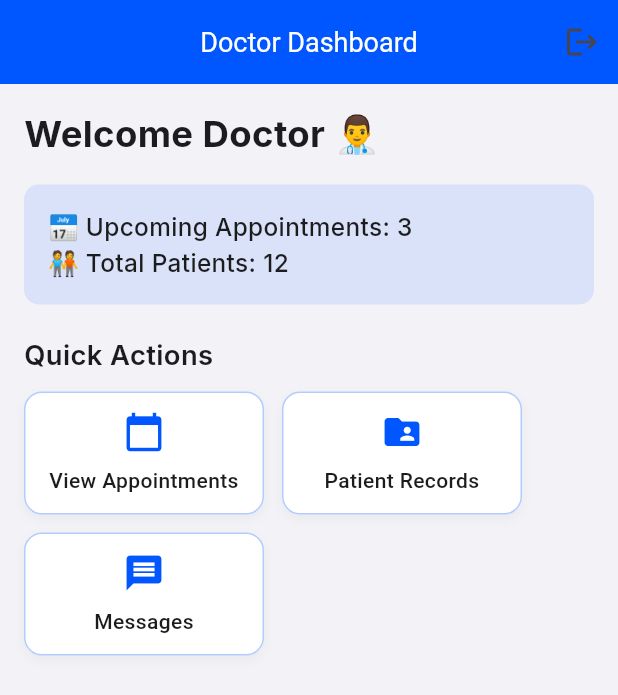
After one commit to EhtshamNizamani/health-connect, a Flutter app: the DoctorDashboardScreen screen opened directly, after a tap on the "logout" icon, on a phone screen of 412 x 824 dp. The commit adds this screen. Shown: the top 695 px of the screen. Run offline on Flutter 3.47's test engine with Material 3 defaults, Android fonts, the light colour scheme and no system bars; our stand-ins replace cloud_firestore, dartz, firebase_auth, firebase_core, flutter_bloc, flutter_dotenv and 3 more; accounts and stored records are empty.

Commit message:
completed role based login flow

```diff
--- a/lib/core/di/service_locator.dart
+++ b/lib/core/di/service_locator.dart
@@ -1,3 +1,4 @@
+import 'package:cloud_firestore/cloud_firestore.dart';
 import 'package:get_it/get_it.dart';
 import 'package:firebase_auth/firebase_auth.dart';
 import 'package:health_connect/core/themes/theme_manager.dart';
@@ -15,9 +16,9 @@ final sl = GetIt.instance;
 Future<void> setupLocator() async {
   // Firebase
   sl.registerLazySingleton<FirebaseAuth>(() => FirebaseAuth.instance);
-
+  sl.registerLazySingleton<FirebaseFirestore>(() => FirebaseFirestore.instance);
   // Repository
-  sl.registerLazySingleton<AuthRepository>(() => AuthRepositoryImpl(sl()));
+  sl.registerLazySingleton<AuthRepository>(() => AuthRepositoryImpl(sl(),sl()));
 
   // UseCase
   sl.registerLazySingleton<LoginUsecase>(() => LoginUsecase(sl()));
--- a/lib/features/auth/domain/entities/user_entity.dart
+++ b/lib/features/auth/domain/entities/user_entity.dart
@@ -2,15 +2,18 @@ class UserEntity {
   final String id;
   final String name;
   final String email;
+  final String role; // 'doctor' or 'patient'
 
   UserEntity({
     required this.id,
     required this.name,
     required this.email,
+    required this.role,
   });
+
 
   @override
   String toString() {
-    return 'UserEntity(id: $id, name: $name, email: $email)';
+    return 'UserEntity(id: $id, name: $name, email: $email, role: $role)';
   }
 }
--- a/lib/features/auth/domain/repositories/auth_repository.dart
+++ b/lib/features/auth/domain/repositories/auth_repository.dart
@@ -12,11 +12,12 @@ abstract class AuthRepository{
     required String name,
     required String email,
     required String password,
+    required String selectedRole, // 'doctor' or 'patient'
   });
 
   Future<void> logout();
 
-  UserEntity? getCurrentUser();
+  Future<UserEntity?> getCurrentUser();
 
   Future<void> updateUser(UserEntity user);
 }
--- a/lib/features/auth/domain/usecases/get_current_user_usecase.dart
+++ b/lib/features/auth/domain/usecases/get_current_user_usecase.dart
@@ -6,7 +6,7 @@ class GetCurrentUserUseCase {
 
   GetCurrentUserUseCase(this._authRepository);
 
-   UserEntity? getCurrentUser() {
+   Future<UserEntity?> getCurrentUser() {
     return _authRepository.getCurrentUser();
   }
 }
--- a/lib/features/auth/domain/usecases/login_usecase.dart
+++ b/lib/features/auth/domain/usecases/login_usecase.dart
@@ -8,8 +8,8 @@ class LoginUsecase {
 
   LoginUsecase(this._authRepository);
 
-Future<Either<AuthFailure, UserEntity>> call({required String email, required String password}) {
-    return _authRepository.login(email: email, password: password);
+Future<Either<AuthFailure, UserEntity>> call({required String email, required String password, }) {
+    return _authRepository.login(email: email, password: password,);
   }
 
 
--- a/lib/features/auth/domain/usecases/register_usecase.dart
+++ b/lib/features/auth/domain/usecases/register_usecase.dart
@@ -12,11 +12,13 @@ class RegisterUsecase {
     required String name,
     required String email,
     required String password,
+    required String selectedRole,
   }) {
     return _authRepository.register(
       name: name,
       email: email,
       password: password,
+      selectedRole: selectedRole
     );
   }
 }
--- a/lib/features/auth/presentation/auth/blocs/auth_event.dart
+++ b/lib/features/auth/presentation/auth/blocs/auth_event.dart
@@ -6,18 +6,19 @@ class LoginRequested extends AuthEvent {
   final String email;
   final String password;
 
-  LoginRequested({required this.email, required this.password});
+  LoginRequested({required this.email, required this.password, });
 }
 
 class RegisterRequested extends AuthEvent {
   final String name;
   final String email;
   final String password;
-
+  final String selectedRole;
   RegisterRequested({
     required this.name,
     required this.email,
     required this.password,
+    required this.selectedRole, // 'doctor' or 'patient'
   });
 }
 
--- a/lib/features/auth/presentation/auth/screens/login_screen..dart
+++ b/lib/features/auth/presentation/auth/screens/login_screen..dart
@@ -8,6 +8,7 @@ import 'package:health_connect/core/shared/widgets/custom_textbutton.dart';
 import 'package:health_connect/core/shared/widgets/custom_textfield.dart';
 import 'package:health_connect/core/utils/form_validator.dart';
 import 'package:health_connect/features/auth/presentation/auth/screens/register_screen.dart';
+import 'package:health_connect/features/auth/presentation/doctor_dashboard/doctor_dashboard_screen.dart';
 import 'package:health_connect/features/dashboard/screens/dashboard_screen.dart';
 import '../blocs/auth_bloc.dart';
 import '../blocs/auth_event.dart';
@@ -34,17 +35,33 @@ class _LoginScreenState extends State<LoginScreen> {
           padding: EdgeInsets.symmetric(horizontal: 24.w),
           child: BlocConsumer<AuthBloc, AuthState>(
            listener: (context, state) {
-              if (state is Authenticated) {
-                 Navigator.pushAndRemoveUntil(context, MaterialPageRoute(builder: (context) => const DashboardScreen()), (route) => false);
+  print("login state: $state");
+  if (state is AuthFailure) {
     ScaffoldMessenger.of(context).showSnackBar(
-                  SnackBar(content: Text('Welcome UID: ${state.user.id}')),
+      SnackBar(content: Text(state.message)),
     );
-              } else if (state is AuthFailure) {
-                ScaffoldMessenger.of(
+  } else if (state is Authenticated) {
+    final role = state.user.role;
+    if (role == 'doctor') {
+      Navigator.pushAndRemoveUntil(
         context,
-                ).showSnackBar(SnackBar(content: Text(state.message)));
+        MaterialPageRoute(builder: (_) => const DoctorDashboardScreen()),
+        (route) => false,
+      );
+    } else if (role == 'patient') {
+      Navigator.pushAndRemoveUntil(
+        context,
+        MaterialPageRoute(builder: (_) => const DashboardScreen()),
+        (route) => false,
+      );
+    } else {
+      ScaffoldMessenger.of(context).showSnackBar(
+        const SnackBar(content: Text("Unknown role!")),
+      );
+    }
   }
 },
+
             builder: (context, state) {
               return Column(
                 crossAxisAlignment: CrossAxisAlignment.start,
--- /dev/null
+++ b/lib/features/auth/presentation/doctor_dashboard/doctor_dashboard_screen.dart
@@ -0,0 +1,123 @@
+import 'package:flutter/material.dart';
+import 'package:flutter_bloc/flutter_bloc.dart';
+import 'package:health_connect/core/constants/app_color.dart';
+import 'package:health_connect/core/shared/widgets/custom_text_widget.dart';
+import 'package:health_connect/features/auth/presentation/auth/blocs/auth_bloc.dart';
+import 'package:health_connect/features/auth/presentation/auth/blocs/auth_event.dart';
+
+class DoctorDashboardScreen extends StatelessWidget {
+  const DoctorDashboardScreen({super.key});
+
+  @override
+  Widget build(BuildContext context) {
+    return Scaffold(
+      backgroundColor: AppColors.background,
+      appBar: AppBar(
+        backgroundColor: AppColors.primary,
+        title: const Text(
+          'Doctor Dashboard',
+          style: TextStyle(color: Colors.white),
+        ),
+        centerTitle: true,
+        automaticallyImplyLeading: false,
+        actions: [
+          IconButton(
+            icon: const Icon(Icons.logout),
+            onPressed: () {
+             context.read<AuthBloc>().add(LogoutRequested());
+
+            },
+          ),
+        ],
+      ),
+      body: Padding(
+        padding: const EdgeInsets.all(16.0),
+        child: Column(
+          crossAxisAlignment: CrossAxisAlignment.start,
+          children: [
+            const CustomTextWidget(
+              text: "Welcome Doctor 👨‍⚕️",
+              fontSize: 24,
+              fontWeight: FontWeight.bold,
+            ),
+            const SizedBox(height: 16),
+            Container(
+              width: double.infinity,
+              padding: const EdgeInsets.all(16),
+              decoration: BoxDecoration(
+                color: AppColors.primary.withOpacity(0.1),
+                borderRadius: BorderRadius.circular(10),
+              ),
+              child: const CustomTextWidget(
+                text: "📅 Upcoming Appointments: 3\n🧑‍🤝‍🧑 Total Patients: 12",
+                fontSize: 16,
+              ),
+            ),
+            const SizedBox(height: 20),
+            const CustomTextWidget(
+              text: "Quick Actions",
+              fontSize: 18,
+              fontWeight: FontWeight.w600,
+            ),
+            const SizedBox(height: 12),
+            Wrap(
+              spacing: 12,
+              runSpacing: 12,
+              children: [
+                ActionCard(title: "View Appointments", icon: Icons.calendar_today),
+                ActionCard(title: "Patient Records", icon: Icons.folder_shared),
+                ActionCard(title: "Messages", icon: Icons.message),
+              ],
+            ),
+          ],
+        ),
+      ),
+    );
+  }
+
+
+}
+
+class ActionCard extends StatelessWidget {
+  const ActionCard({
+    super.key,
+   required this.title,
+   required this.icon
+  });
+final String title;
+final IconData icon;
+  @override
+  Widget build(BuildContext context) {
+    return Container(
+      width: 160,
+      padding: const EdgeInsets.all(12),
+      decoration: BoxDecoration(
+        color: Colors.white,
+        border: Border.all(color: AppColors.primary.withOpacity(0.3)),
+        borderRadius: BorderRadius.circular(12),
+        boxShadow: [
+          BoxShadow(
+            color: AppColors.grey.withOpacity(0.1),
+            blurRadius: 6,
+            offset: const Offset(0, 3),
+          )
+        ],
+      ),
+      child: Column(
+        mainAxisSize: MainAxisSize.min,
+        children: [
+          Icon(icon, size: 28, color: AppColors.primary),
+          const SizedBox(height: 8),
+          Text(
+            title,
+            textAlign: TextAlign.center,
+            style: const TextStyle(
+              fontSize: 14,
+              fontWeight: FontWeight.w500,
+            ),
+          ),
+        ],
+      ),
+    );
+  }
+}
--- a/lib/main.dart
+++ b/lib/main.dart
@@ -7,6 +7,7 @@ import 'package:health_connect/core/themes/theme_manager.dart';
 import 'package:health_connect/features/auth/presentation/auth/blocs/auth_event.dart';
 import 'package:health_connect/features/auth/presentation/auth/blocs/auth_state.dart';
 import 'package:health_connect/features/auth/presentation/auth/screens/login_screen..dart';
+import 'package:health_connect/features/auth/presentation/doctor_dashboard/doctor_dashboard_screen.dart';
 import 'package:health_connect/features/dashboard/screens/dashboard_screen.dart';
 
 import 'core/di/service_locator.dart';
@@ -27,7 +28,6 @@ void main() async {
         },
       ),);
 }
-
 class MyApp extends StatelessWidget {
   const MyApp({super.key});
 
@@ -36,7 +36,9 @@ class MyApp extends StatelessWidget {
     return MultiBlocProvider(
       providers: [
         BlocProvider<ThemeCubit>(create: (_) => sl<ThemeCubit>()),
-        BlocProvider<AuthBloc>(create: (_) => sl<AuthBloc>()..add(AuthCheckRequested())),
+        BlocProvider<AuthBloc>(
+          create: (_) => sl<AuthBloc>()..add(AuthCheckRequested()),
+        ),
       ],
       child: BlocBuilder<ThemeCubit, ThemeState>(
         builder: (context, themeState) {
@@ -46,13 +48,19 @@ class MyApp extends StatelessWidget {
             home: BlocBuilder<AuthBloc, AuthState>(
               builder: (context, authState) {
                 if (authState is AuthInitial) {
-                  return const Scaffold(body: Center(child: Text("Splash Screen")),); // show logo or loading
+                  return const Scaffold(
+                    body: Center(child: Text("Splash Screen")),
+                  );
                 } else if (authState is Authenticated) {
-                  return DashboardScreen(); // replace with your authenticated home screen
+                  if (authState.user.role == 'doctor') {
+                    return const DoctorDashboardScreen();
+                  } else {
+                    return const DashboardScreen(); // Patient dashboard
+                  }
                 } else if (authState is Unauthenticated) {
-                  return const LoginScreen(); // show login screen
+                  return const LoginScreen();
                 } else {
-                  return const LoginScreen(); // handled internally
+                  return const LoginScreen();
                 }
               },
             ),
--- a/pubspec.yaml
+++ b/pubspec.yaml
@@ -42,6 +42,7 @@ dependencies:
   google_fonts: ^6.2.1
   dartz: ^0.10.1
   flutter_dotenv: ^5.2.1
+  cloud_firestore: ^5.6.11
 
 dev_dependencies:
   flutter_test:
```
Also changed, not shown: lib/features/auth/data/repositories/auth_repository_impl.dart (+55 -14 lines), lib/features/auth/presentation/auth/blocs/auth_bloc.dart (+4 -4 lines), lib/features/auth/presentation/auth/screens/register_screen.dart (+61 -7 lines), lib/features/auth/presentation/profile/screen/profile_screen.dart (+21 -8 lines), pubspec.lock, 6 other files. Lines whose indentation alone changed are shown as unchanged.
